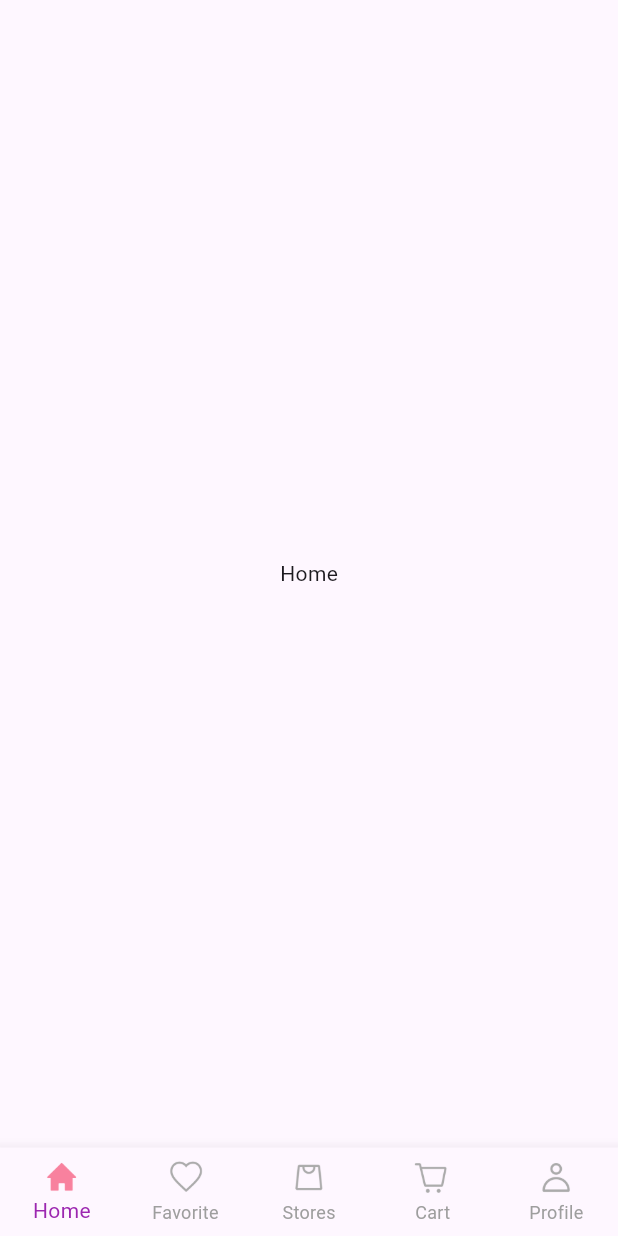
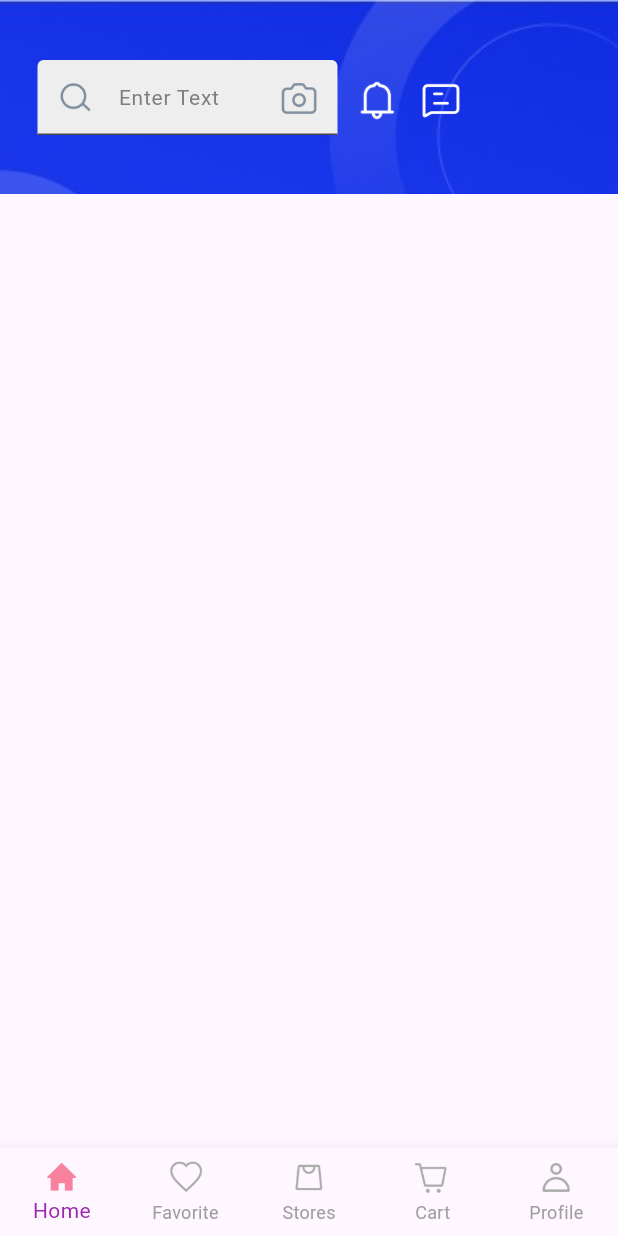
Before and after one commit to zendrexx/store_app, a Flutter app: the screen it shows after launch, on a phone screen of 412 x 824 dp. Run offline on Flutter 3.47's test engine with Material 3 defaults, Android fonts, the phone set to English and light mode, and no system bars; our stand-ins replace flutter_dotenv, google_fonts.

Commit message:
home page appbar

```diff
--- a/store_app/lib/views/screens/nav_screens/home_screen.dart
+++ b/store_app/lib/views/screens/nav_screens/home_screen.dart
@@ -1,10 +1,13 @@
 import 'package:flutter/material.dart';
+import 'package:store_app/views/screens/nav_screens/widgets/header_widgets.dart';
 
 class HomeScreen extends StatelessWidget {
   const HomeScreen({super.key});
 
   @override
   Widget build(BuildContext context) {
-    return Scaffold(body: Center(child: Text("Home")));
+    return Scaffold(
+      body: SingleChildScrollView(child: Column(children: [HeaderWidgets()])),
+    );
   }
 }
--- /dev/null
+++ b/store_app/lib/views/screens/nav_screens/widgets/header_widgets.dart
@@ -0,0 +1,79 @@
+import 'package:flutter/material.dart';
+
+class HeaderWidgets extends StatelessWidget {
+  const HeaderWidgets({super.key});
+
+  @override
+  Widget build(BuildContext context) {
+    return SizedBox(
+      width: MediaQuery.of(context).size.width,
+      height: MediaQuery.of(context).size.height * 0.20,
+
+      child: Stack(
+        children: [
+          Image.asset(
+            "assets/icons/searchBanner.jpeg",
+            width: MediaQuery.of(context).size.width,
+            fit: BoxFit.cover,
+          ),
+
+          Positioned(
+            left: 25,
+            top: 40,
+            child: SizedBox(
+              width: 200,
+              height: 50,
+              child: TextField(
+                decoration: InputDecoration(
+                  prefixIcon: Padding(
+                    padding: const EdgeInsets.symmetric(
+                      horizontal: 10,
+                      vertical: 10,
+                    ),
+                    child: Image.asset('assets/icons/searc1.png'),
+                  ),
+                  suffixIcon: Padding(
+                    padding: const EdgeInsets.symmetric(
+                      horizontal: 10,
+                      vertical: 10,
+                    ),
+                    child: Image.asset('assets/icons/cam.png'),
+                  ),
+                  hintText: "Enter Text",
+                  hintStyle: TextStyle(fontSize: 14, color: Color(0xFF7f7f7f)),
+                  contentPadding: EdgeInsets.symmetric(
+                    horizontal: 12,
+                    vertical: 16,
+                  ),
+                  fillColor: Colors.grey.shade200,
+                  focusColor: Colors.black,
+                  filled: true,
+                ),
+              ),
+            ),
+          ),
+          Positioned(
+            left: 225,
+            top: 43,
+            child: IconButton(
+              onPressed: () {},
+              icon: Image.asset('assets/icons/bell.png', height: 30, width: 30),
+            ),
+          ),
+          Positioned(
+            left: 270,
+            top: 43,
+            child: IconButton(
+              onPressed: () {},
+              icon: Image.asset(
+                'assets/icons/message.png',
+                height: 30,
+                width: 30,
+              ),
+            ),
+          ),
+        ],
+      ),
+    );
+  }
+}
```
